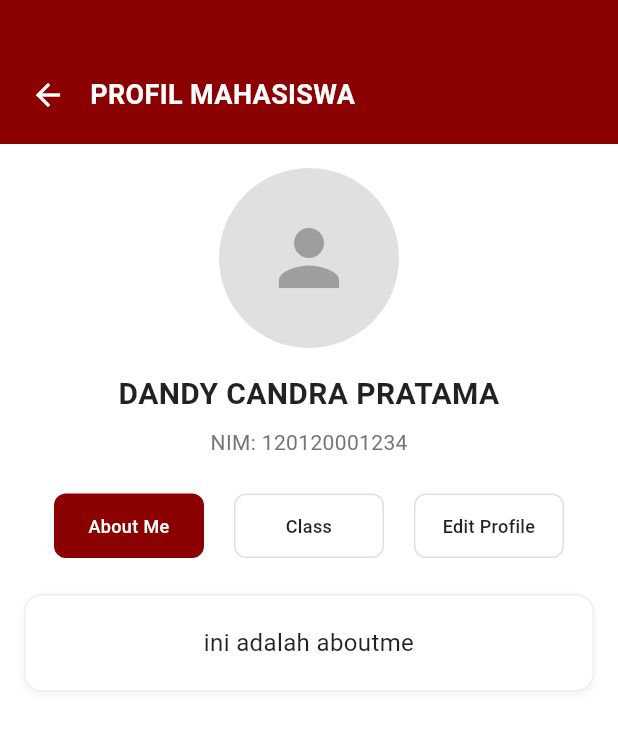
After one commit to Yayukk/lms-app, a Flutter app: the HomeScreen screen opened directly, after a tap on "Mahasiswa", on a phone screen of 412 x 824 dp. The commit adds this screen. Shown: the top 731 px of the screen. Run offline on Flutter 3.47's test engine with Material 3 defaults, Android fonts, the phone set to English and light mode, and no system bars.

Commit message:
menambahkan profile screen

```diff
--- a/lib/home_screen.dart
+++ b/lib/home_screen.dart
@@ -1,5 +1,6 @@
 import 'package:flutter/material.dart';
 import 'pengumuman_screen.dart';
+import 'profile_screen.dart';
 
 class HomeScreen extends StatelessWidget {
   const HomeScreen({super.key});
@@ -44,7 +45,16 @@ class HomeScreen extends StatelessWidget {
                       ],
                     ),
                   ),
-                  Container(
+                  GestureDetector(
+                    onTap: () {
+                      Navigator.push(
+                        context,
+                        MaterialPageRoute(
+                          builder: (context) => const ProfileScreen(),
+                        ),
+                      );
+                    },
+                    child: Container(
                       padding: const EdgeInsets.all(8),
                       decoration: BoxDecoration(
                         color: Colors.white.withOpacity(0.2),
@@ -64,6 +74,7 @@ class HomeScreen extends StatelessWidget {
                             ),
                           ),
                         ],
+                      ),
                     ),
                   ),
                 ],
--- /dev/null
+++ b/lib/profile_screen.dart
@@ -0,0 +1,193 @@
+import 'package:flutter/material.dart';
+
+class ProfileScreen extends StatefulWidget {
+  const ProfileScreen({super.key});
+
+  @override
+  _ProfileScreenState createState() => _ProfileScreenState();
+}
+
+class _ProfileScreenState extends State<ProfileScreen> {
+  int _selectedIndex = 0;
+
+  final List<String> _tabTitles = ['About Me', 'Class', 'Edit Profile'];
+
+  @override
+  Widget build(BuildContext context) {
+    return Scaffold(
+      body: Container(
+        color: Colors.white,
+        child: Column(
+          children: [
+            // Header Section
+            Container(
+              width: double.infinity,
+              padding: const EdgeInsets.fromLTRB(20, 50, 20, 20),
+              decoration: const BoxDecoration(
+                color: Color(0xFF8B0000), // Maroon red
+              ),
+              child: Row(
+                children: [
+                  GestureDetector(
+                    onTap: () {
+                      Navigator.pop(context);
+                    },
+                    child: const Icon(
+                      Icons.arrow_back,
+                      color: Colors.white,
+                      size: 24,
+                    ),
+                  ),
+                  const SizedBox(width: 16),
+                  const Expanded(
+                    child: Text(
+                      'PROFIL MAHASISWA',
+                      style: TextStyle(
+                        color: Colors.white,
+                        fontSize: 18,
+                        fontWeight: FontWeight.bold,
+                      ),
+                    ),
+                  ),
+                ],
+              ),
+            ),
+
+            // Content Section
+            Expanded(
+              child: SingleChildScrollView(
+                padding: const EdgeInsets.all(16),
+                child: Column(
+                  crossAxisAlignment: CrossAxisAlignment.center,
+                  children: [
+                    // Profile Picture Section
+                    Container(
+                      width: 120,
+                      height: 120,
+                      decoration: BoxDecoration(
+                        color: Colors.grey[300],
+                        shape: BoxShape.circle,
+                      ),
+                      child: const Icon(
+                        Icons.person,
+                        size: 60,
+                        color: Colors.grey,
+                      ),
+                    ),
+                    const SizedBox(height: 16),
+
+                    // Student Name
+                    const Text(
+                      'DANDY CANDRA PRATAMA',
+                      style: TextStyle(
+                        fontSize: 20,
+                        fontWeight: FontWeight.bold,
+                        color: Colors.black87,
+                      ),
+                      textAlign: TextAlign.center,
+                    ),
+                    const SizedBox(height: 8),
+
+                    // Student ID
+                    Text(
+                      'NIM: 120120001234',
+                      style: TextStyle(fontSize: 14, color: Colors.grey[600]),
+                    ),
+                    const SizedBox(height: 24),
+
+                    // Option Containers
+                    _buildOptionContainers(),
+                    const SizedBox(height: 24),
+
+                    // Dynamic Content Section
+                    _buildDynamicContent(),
+                  ],
+                ),
+              ),
+            ),
+          ],
+        ),
+      ),
+    );
+  }
+
+  Widget _buildOptionContainers() {
+    return Row(
+      mainAxisAlignment: MainAxisAlignment.spaceEvenly,
+      children: [
+        _buildOptionItem(0, 'About Me'),
+        _buildOptionItem(1, 'Class'),
+        _buildOptionItem(2, 'Edit Profile'),
+      ],
+    );
+  }
+
+  Widget _buildOptionItem(int index, String title) {
+    final isSelected = _selectedIndex == index;
+    return GestureDetector(
+      onTap: () {
+        setState(() {
+          _selectedIndex = index;
+        });
+      },
+      child: Container(
+        width: 100,
+        padding: const EdgeInsets.symmetric(vertical: 12, horizontal: 16),
+        decoration: BoxDecoration(
+          color: isSelected ? const Color(0xFF8B0000) : Colors.white,
+          borderRadius: BorderRadius.circular(8),
+          border: Border.all(
+            color: isSelected ? const Color(0xFF8B0000) : Colors.grey[300]!,
+            width: 1,
+          ),
+        ),
+        child: Text(
+          title,
+          style: TextStyle(
+            fontSize: 12,
+            fontWeight: FontWeight.w500,
+            color: isSelected ? Colors.white : Colors.black87,
+          ),
+          textAlign: TextAlign.center,
+        ),
+      ),
+    );
+  }
+
+  Widget _buildDynamicContent() {
+    switch (_selectedIndex) {
+      case 0:
+        return _buildContentCard('ini adalah aboutme');
+      case 1:
+        return _buildContentCard('ini adalah class');
+      case 2:
+        return _buildContentCard('ini edit profile');
+      default:
+        return _buildContentCard('ini adalah aboutme');
+    }
+  }
+
+  Widget _buildContentCard(String content) {
+    return Container(
+      width: double.infinity,
+      padding: const EdgeInsets.all(20),
+      decoration: BoxDecoration(
+        color: Colors.white,
+        borderRadius: BorderRadius.circular(12),
+        border: Border.all(color: Colors.grey[200]!),
+        boxShadow: [
+          BoxShadow(
+            color: Colors.black.withOpacity(0.05),
+            blurRadius: 4,
+            offset: const Offset(0, 2),
+          ),
+        ],
+      ),
+      child: Text(
+        content,
+        style: const TextStyle(fontSize: 16, color: Colors.black87),
+        textAlign: TextAlign.center,
+      ),
+    );
+  }
+}
```
Lines whose indentation alone changed are shown as unchanged.
